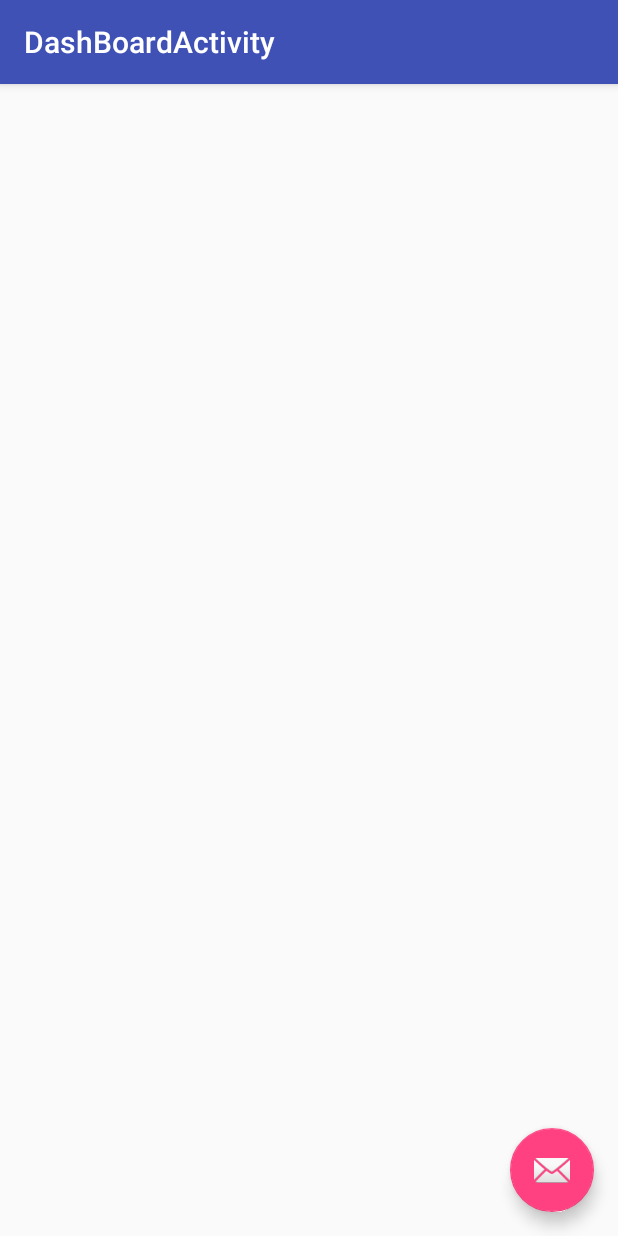
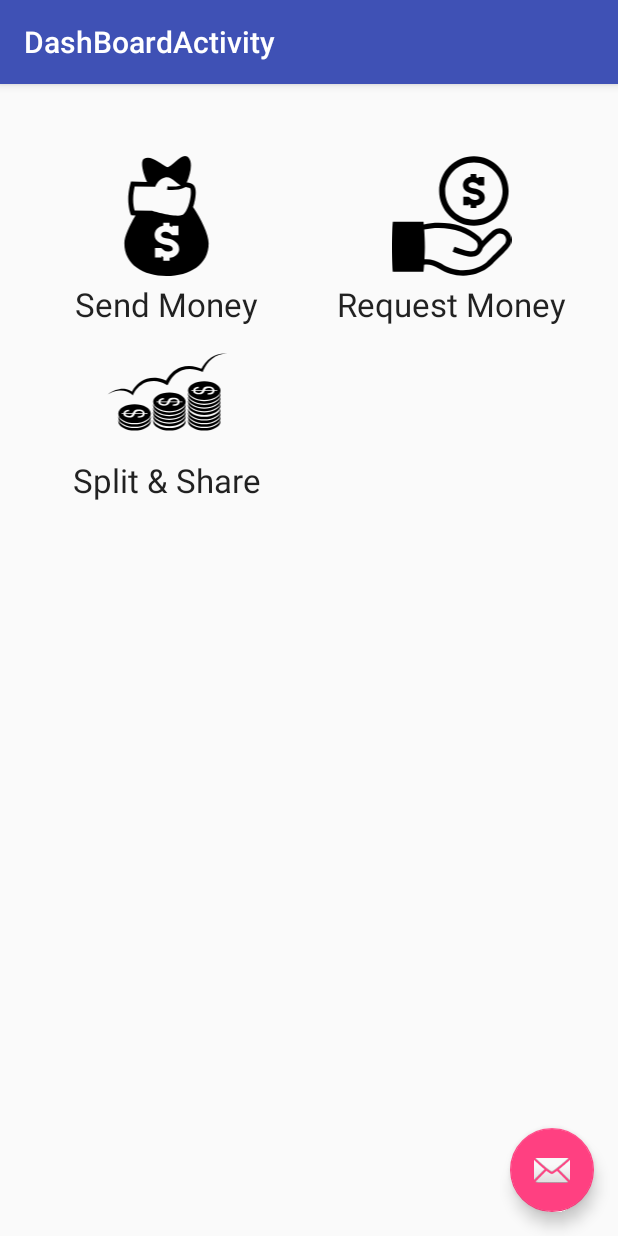
Before and after one commit to Yashicataneja/Basics-of-Android, an Android app: the SocialActivity screen opened directly, with no data from a screen before it, on a phone screen of 412 x 824 dp. Run offline under Robolectric (Android 15) with nearby library versions, the phone set to English and light mode, and no system bars.

Commit message:
Added New module Social_contact

```diff
--- a/LearningSocialSDK/app/src/main/java/com/example/cmss/learningsocialsdk/SocialActivity.java
+++ b/LearningSocialSDK/app/src/main/java/com/example/cmss/learningsocialsdk/SocialActivity.java
@@ -4,8 +4,16 @@ import android.os.Bundle;
 import android.support.design.widget.FloatingActionButton;
 import android.support.design.widget.Snackbar;
 import android.support.v7.app.AppCompatActivity;
+import android.support.v7.widget.GridLayoutManager;
+import android.support.v7.widget.RecyclerView;
 import android.support.v7.widget.Toolbar;
 import android.view.View;
+
+import com.example.cmss.learningsocialsdk.dashboard.DashboardOption;
+import com.example.cmss.learningsocialsdk.dashboard.DashboardOptionAdapter;
+
+import java.util.ArrayList;
+import java.util.List;
 
 public class SocialActivity extends AppCompatActivity {
 
@@ -24,6 +32,24 @@ public class SocialActivity extends AppCompatActivity {
                         .setAction("Action", null).show();
             }
         });
+        RecyclerView dashboard = (RecyclerView) findViewById(R.id.social_social);
+        // use this setting to improve performance if you know that changes
+        // in content do not change the layout size of the RecyclerView
+        dashboard.setHasFixedSize(true);
+        // use a grid layout manager
+        RecyclerView.LayoutManager mLayoutManager = new GridLayoutManager(this, 2);
+        dashboard.setLayoutManager(mLayoutManager);
+
+        RecyclerView.Adapter adapter = new DashboardOptionAdapter(this, getAllItemList());
+        dashboard.setAdapter(adapter);
     }
 
+    private List<DashboardOption> getAllItemList() {
+
+        List<DashboardOption> allItems=new ArrayList<>();
+        allItems.add(new DashboardOption(getString(R.string.social_send_money), R.drawable.ic_send_money_24dp));
+        allItems.add(new DashboardOption(getString(R.string.social_request_money), R.drawable.ic_request_money_24dp));
+        allItems.add(new DashboardOption(getString(R.string.social_split_share), R.drawable.ic_split_share_24dp));
+        return  allItems;
+    }
 }
--- a/LearningSocialSDK/app/src/main/res/layout/content_social.xml
+++ b/LearningSocialSDK/app/src/main/res/layout/content_social.xml
@@ -13,4 +13,10 @@
     tools:context="com.example.cmss.learningsocialsdk.SocialActivity"
     tools:showIn="@layout/activity_social">
 
+    <android.support.v7.widget.RecyclerView
+        android:id="@+id/social_social"
+        android:layout_width="match_parent"
+        android:layout_height="match_parent"
+        android:layout_marginTop="@dimen/activity_vertical_margin" />
+
 </RelativeLayout>
--- a/LearningSocialSDK/settings.gradle
+++ b/LearningSocialSDK/settings.gradle
@@ -1 +1 @@
-include ':app'
+include ':app', ':social_contacts'
--- /dev/null
+++ b/LearningSocialSDK/social_contacts/src/main/res/values-w820dp/dimens.xml
@@ -0,0 +1,6 @@
+<resources>
+    <!-- Example customization of dimensions originally defined in res/values/dimens.xml
+         (such as screen margins) for screens with more than 820dp of available width. This
+         would include 7" and 10" devices in landscape (~960dp and ~1280dp respectively). -->
+    <dimen name="activity_horizontal_margin">64dp</dimen>
+</resources>
--- /dev/null
+++ b/LearningSocialSDK/social_contacts/src/main/res/values/dimens.xml
@@ -0,0 +1,5 @@
+<resources>
+    <!-- Default screen margins, per the Android Design guidelines. -->
+    <dimen name="activity_horizontal_margin">16dp</dimen>
+    <dimen name="activity_vertical_margin">16dp</dimen>
+</resources>
--- /dev/null
+++ b/LearningSocialSDK/social_contacts/src/main/res/values/strings.xml
@@ -0,0 +1,3 @@
+<resources>
+    <string name="app_name">Social_contacts</string>
+</resources>
```
Also changed, not shown: LearningSocialSDK/social_contacts/build.gradle (added, +31 -0 lines), LearningSocialSDK/social_contacts/src/main/AndroidManifest.xml (added, +14 -0 lines), LearningSocialSDK/social_contacts/src/main/java/com/example/social_contacts/BeneficiaryChooserActivity.java (added, +13 -0 lines), LearningSocialSDK/social_contacts/src/main/java/com/example/social_contacts/requestMoney/RequestMoneyChooserActivity.java (added, +15 -0 lines), LearningSocialSDK/social_contacts/src/main/java/com/example/social_contacts/splitAndShare/ShareMoneyChooserActivity.java (added, +15 -0 lines), LearningSocialSDK/social_contacts/src/main/res/layout/activity_beneficiary_chooser.xml (added, +13 -0 lines), LearningSocialSDK/social_contacts/src/main/res/layout/activity_request_money_chooser.xml (added, +13 -0 lines), LearningSocialSDK/social_contacts/src/main/res/layout/activity_share_money_chooser.xml (added, +13 -0 lines), 6 other files.
